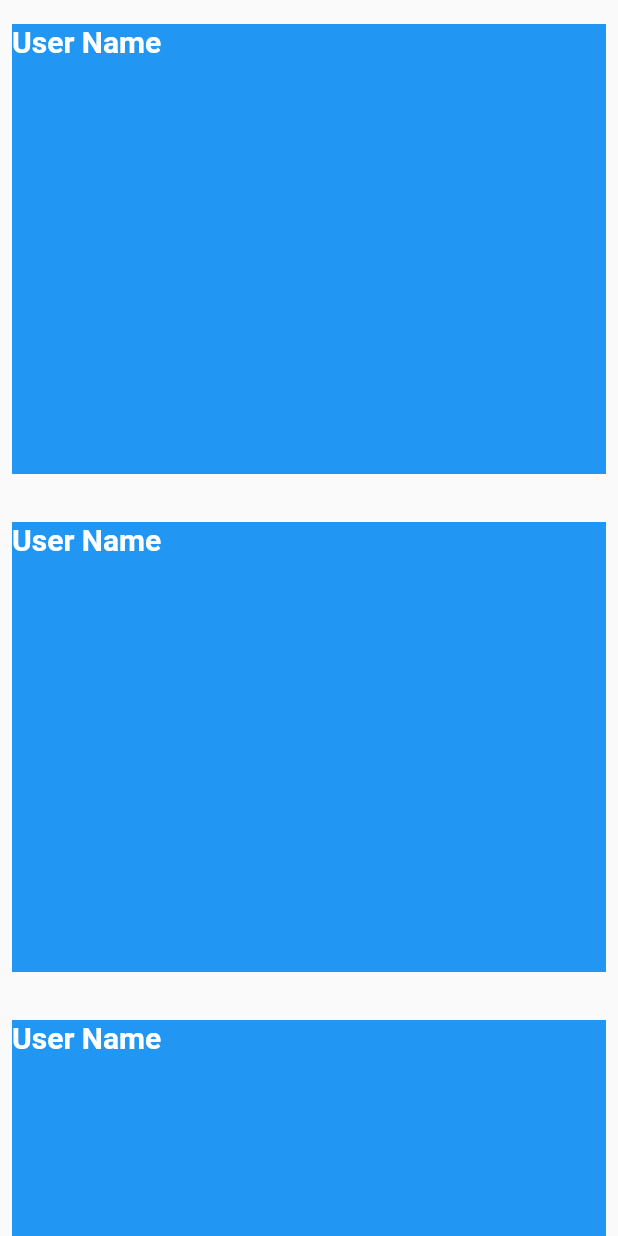
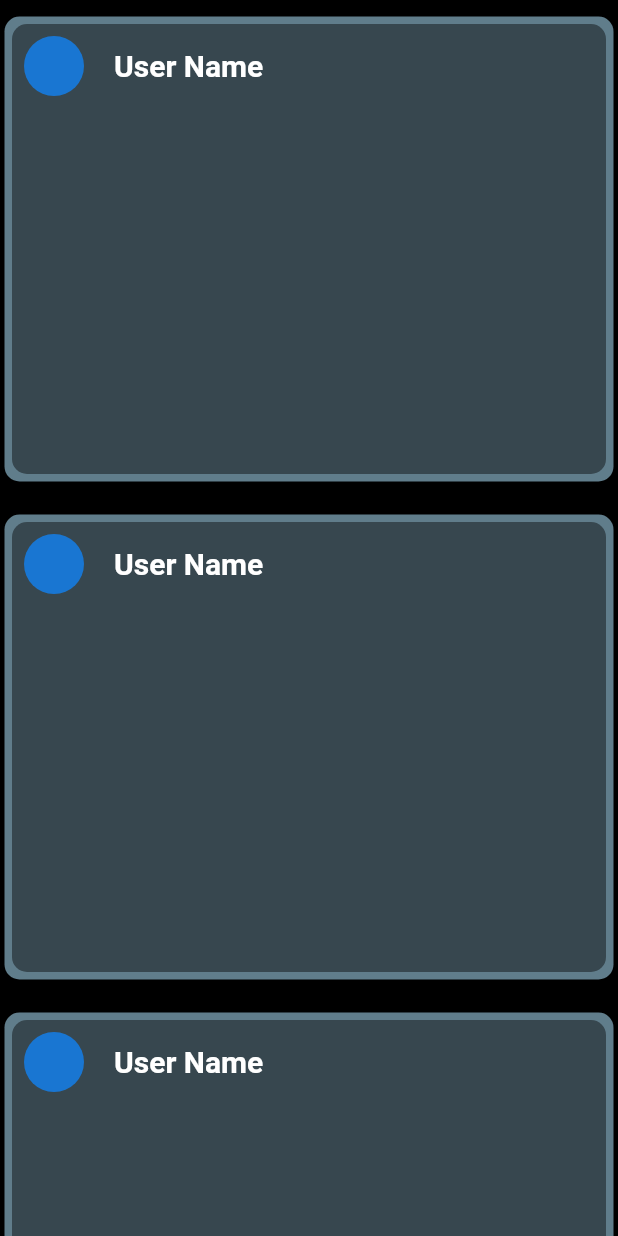
Before and after one commit to Arash-ra03/Ap-Final-Project, a Flutter app: the FeedPage screen opened by its route, on a phone screen of 412 x 824 dp. Run offline on Flutter 3.47's test engine with Material 2 defaults, Android fonts, the phone set to English and light mode, and no system bars.

Commit message:
design each_post

```diff
--- a/lib/Pages/each_post.dart
+++ b/lib/Pages/each_post.dart
@@ -11,13 +11,29 @@ class MyPost extends StatelessWidget {
       padding: const EdgeInsets.symmetric(vertical: 8.0),
       child: Padding(
         padding: const EdgeInsets.all(8.0),
-        child: Container(height: 300,
-          color: Colors.blue,
+        child: Container(
+
+          height: 300,
+          decoration: BoxDecoration(
+            borderRadius: BorderRadius.circular(10),
+            color: Colors.blueGrey[800],
+            boxShadow: [
+              BoxShadow(color: Colors.blueGrey, spreadRadius: 5),
+            ],
+          ),
           child: Column(
             children: [
-              Row(
-mainAxisAlignment: MainAxisAlignment.spaceBetween,
+              Padding(
+                padding: const EdgeInsets.all(8.0),
+                child: Row(
+                  mainAxisAlignment: MainAxisAlignment.start,
                   children: [
+                    CircleAvatar(
+                      radius: 20.0,
+                    ),
+                    SizedBox(
+                      width: 20,
+                    ),
                     Text(
                       'User Name',
                       style: TextStyle(
@@ -26,11 +42,9 @@ mainAxisAlignment: MainAxisAlignment.spaceBetween,
                         color: Colors.white,
                       ),
                     ),
-
                   ],
                 ),
-
-
+              ),
             ],
           ),
         ),
--- a/lib/Pages/feed_page.dart
+++ b/lib/Pages/feed_page.dart
@@ -12,6 +12,7 @@ class FeedPage extends StatelessWidget {
   @override
   Widget build(BuildContext context) {
     return Scaffold(
+      backgroundColor: Colors.black,
       body: ListView.builder(
         itemCount: _posts.length,
         itemBuilder: (context, index){
```
Lines whose indentation alone changed are shown as unchanged.
